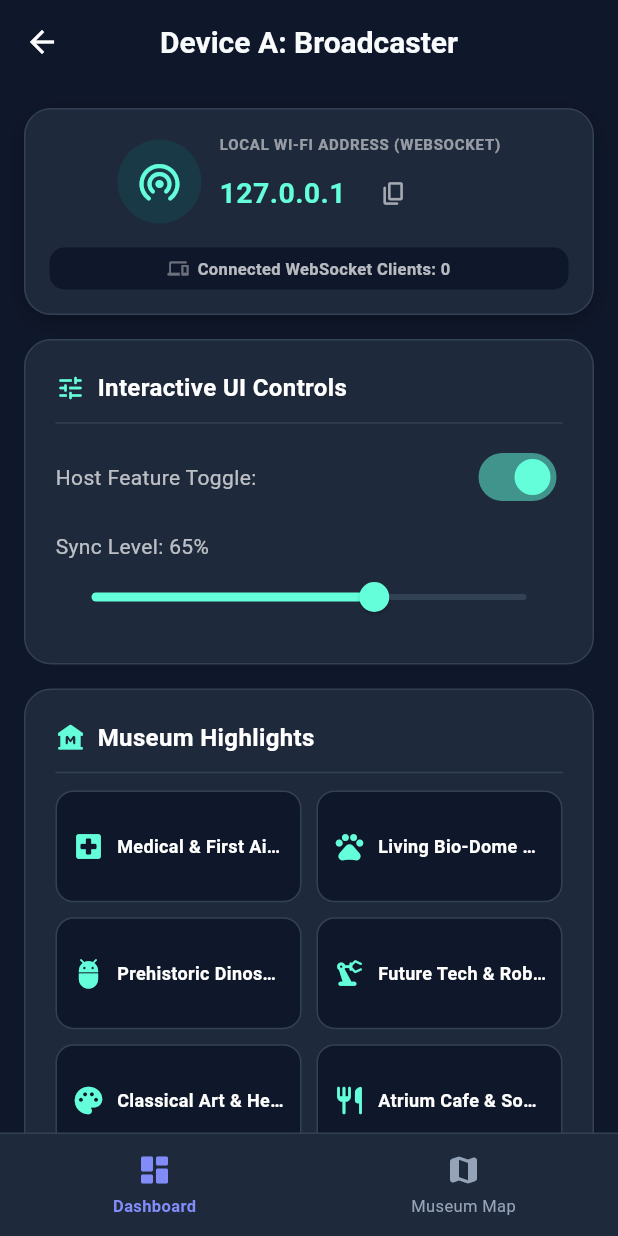
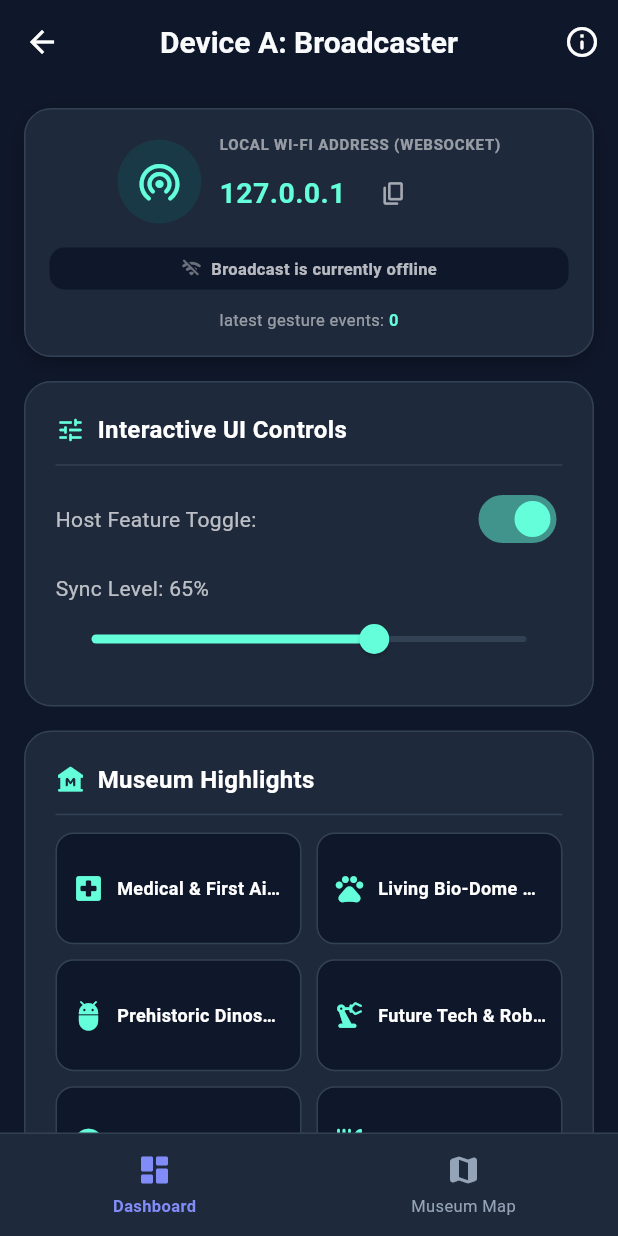
Before and after one commit to rilonmaharjan/Live-Screening-App, a Flutter app: the DeviceABroadcasterScreen screen opened directly, on a phone screen of 412 x 824 dp. Run offline on Flutter 3.47's test engine with Material 3 defaults, Android fonts, the phone set to English and light mode, and no system bars; our stand-ins replace cloud_firestore, firebase_core, qr_flutter; accounts and stored records are empty.

Commit message:
[Managed] -fixed problems

```diff
--- a/lib/screens/device_a_screen.dart
+++ b/lib/screens/device_a_screen.dart
@@ -34,7 +34,6 @@ class _DeviceABroadcasterScreenState extends State<DeviceABroadcasterScreen> {
 
   final TextEditingController _channelController = TextEditingController(text: 'live_stream');
   final List<String> _serverLogs = [];
-  final bool _showConnectionSheet = false;
   String _statusText = 'Initializing...';
   bool _isBroadcasting = false;
   int _clientCount = 0;
@@ -175,6 +174,12 @@ class _DeviceABroadcasterScreenState extends State<DeviceABroadcasterScreen> {
         title: Text(
           isWebSocket ? 'Device A: Broadcaster' : 'Device A: Broadcaster',
         ),
+        actions: [
+          IconButton(
+            icon: const Icon(Icons.info_outline_rounded),
+            onPressed: () => _showConnectionDialog(context),
+          ),
+        ],
       ),
       body: Column(
         children: [
@@ -351,10 +356,16 @@ class _DeviceABroadcasterScreenState extends State<DeviceABroadcasterScreen> {
             child: Row(
               mainAxisAlignment: MainAxisAlignment.center,
               children: [
-                const Icon(Icons.devices_rounded, size: 14, color: Colors.white38),
+                Icon(
+                  _isBroadcasting ? Icons.wifi_tethering_rounded : Icons.wifi_off_rounded,
+                  size: 14,
+                  color: _isBroadcasting ? Colors.tealAccent : Colors.white38,
+                ),
                 const SizedBox(width: 6),
                 Text(
-                  'Connected WebSocket Clients: $_clientCount',
+                  _isBroadcasting
+                      ? 'Connected WebSocket Clients: $_clientCount'
+                      : 'Broadcast is currently offline',
                   style: const TextStyle(
                     fontSize: 11,
                     color: Colors.white70,
@@ -363,6 +374,24 @@ class _DeviceABroadcasterScreenState extends State<DeviceABroadcasterScreen> {
                 ),
               ],
             ),
+          ),
+          const SizedBox(height: 12),
+          Row(
+            mainAxisAlignment: MainAxisAlignment.center,
+            children: [
+              const Text(
+                'latest gesture events: ',
+                style: TextStyle(fontSize: 11, color: Colors.white54),
+              ),
+              Text(
+                '${_gestureTracker.recentGesturesLog.length}',
+                style: const TextStyle(
+                  fontSize: 11,
+                  color: Colors.tealAccent,
+                  fontWeight: FontWeight.bold,
+                ),
+              ),
+            ],
           ),
         ],
       ),
```
